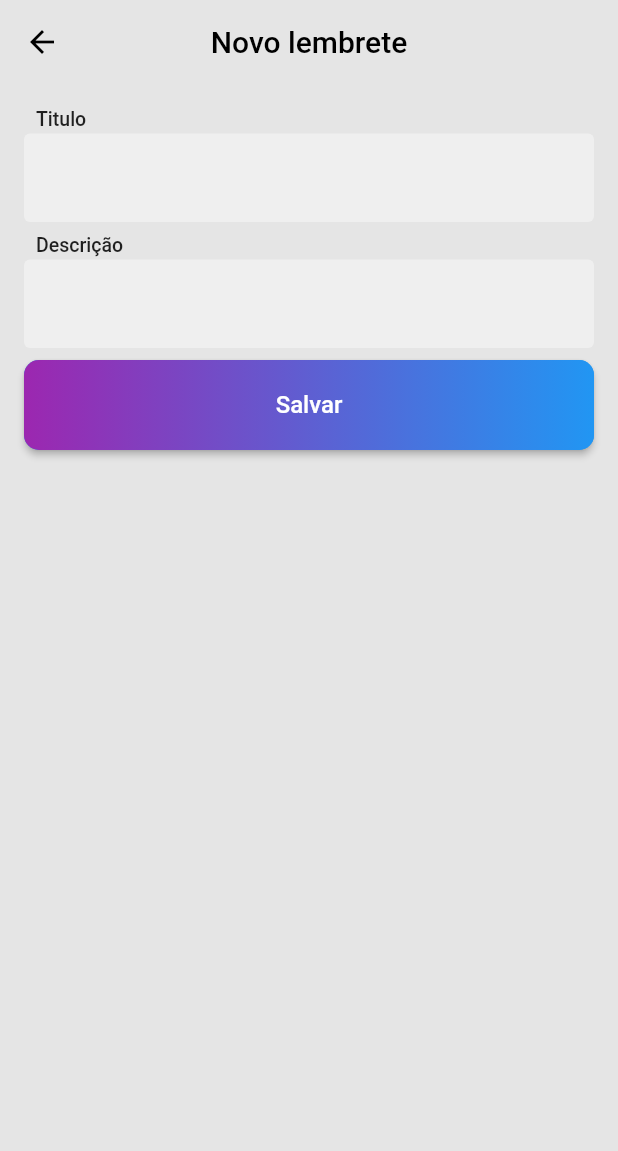
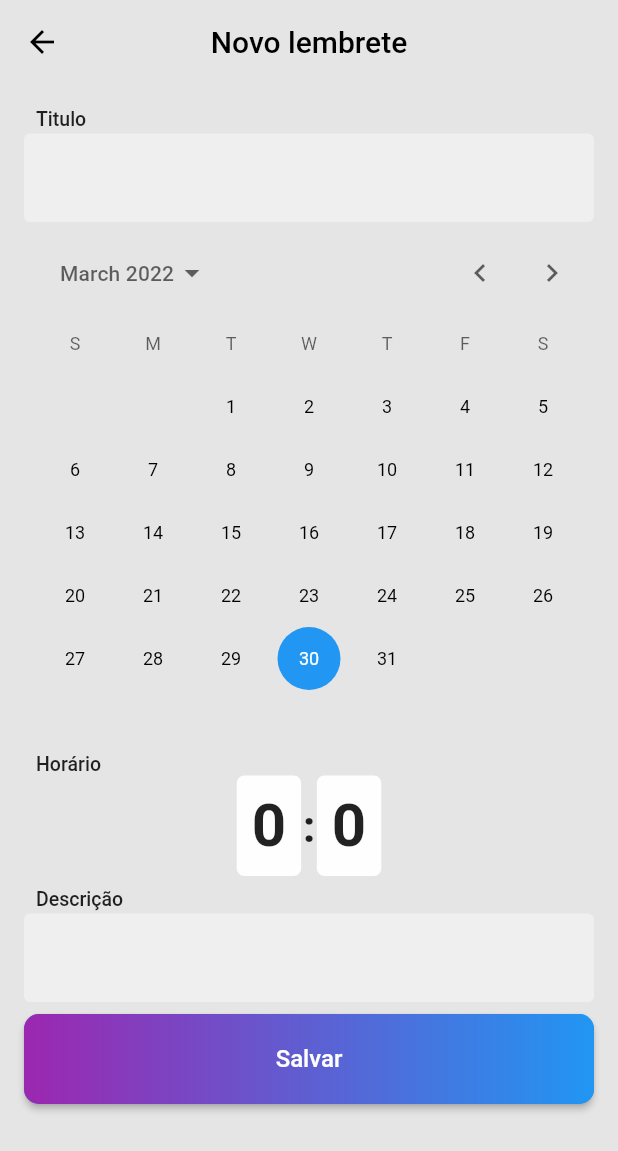
Before and after one commit to JoshGodoyyy/Lembretes, a Flutter app: the screen it shows after launch, after a tap on the "add box" icon, on a phone screen of 412 x 824 dp. Shown: the top 1151 px of the screen. Run offline on Flutter 3.47's test engine with Material 2 defaults, Android fonts, the phone set to English and light mode, and no system bars.

Commit message:
Criacao da tela de novo lembrete

```diff
--- a/lib/pages/homepage.dart
+++ b/lib/pages/homepage.dart
@@ -40,9 +40,13 @@ class HomePage extends StatelessWidget {
               children: const [
                 ListItem(
                   title: 'Titulo',
+                  subtitle:
+                      'Sei lá, tanto faz o que tem escrito aqui... Não importa também',
                 ),
                 ListItem(
                   title: 'Titulo 1',
+                  subtitle:
+                      'Tanto faz 1, não ligo o que tem escrito aqui, só importa se tiver funcionando',
                 ),
               ],
             ),
--- a/lib/pages/newtodo.dart
+++ b/lib/pages/newtodo.dart
@@ -8,6 +8,8 @@ class NewTodo extends StatefulWidget {
 }
 
 class _NewTodoState extends State<NewTodo> {
+  TimeOfDay? time = const TimeOfDay(hour: 0, minute: 0);
+  DateTime? date = DateTime.now();
   @override
   Widget build(BuildContext context) {
     return Scaffold(
@@ -30,6 +32,79 @@ class _NewTodoState extends State<NewTodo> {
           crossAxisAlignment: CrossAxisAlignment.stretch,
           children: [
             buildText('Titulo'),
+            const SizedBox(height: 8),
+            CalendarDatePicker(
+              initialDate: DateTime.now(),
+              firstDate: DateTime(2022),
+              lastDate: DateTime(2050),
+              onDateChanged: (newDate) {
+                date = newDate;
+              },
+            ),
+            const Padding(
+              padding: EdgeInsets.only(left: 8.0),
+              child: Text(
+                'Horário',
+                style: TextStyle(
+                  fontSize: 13,
+                  fontWeight: FontWeight.w500,
+                ),
+              ),
+            ),
+            GestureDetector(
+              onTap: () async {
+                TimeOfDay? newTime = await showTimePicker(
+                  context: context,
+                  initialTime: TimeOfDay.now(),
+                );
+                setState(() {
+                  if (newTime != null) time = newTime;
+                });
+              },
+              child: Row(
+                mainAxisAlignment: MainAxisAlignment.center,
+                children: [
+                  Container(
+                    padding: const EdgeInsets.all(10),
+                    decoration: BoxDecoration(
+                      borderRadius: BorderRadius.circular(5),
+                      color: const Color(0xfffefefe),
+                    ),
+                    child: Center(
+                      child: Text(
+                        time!.hour.toString(),
+                        style: const TextStyle(
+                            fontSize: 40, fontWeight: FontWeight.w600),
+                      ),
+                    ),
+                  ),
+                  Container(
+                    padding: const EdgeInsets.symmetric(horizontal: 1),
+                    child: const Text(
+                      ':',
+                      style:
+                          TextStyle(fontSize: 30, fontWeight: FontWeight.w600),
+                    ),
+                  ),
+                  Container(
+                    padding: const EdgeInsets.all(10),
+                    decoration: BoxDecoration(
+                      borderRadius: BorderRadius.circular(5),
+                      color: const Color(0xfffefefe),
+                    ),
+                    child: Center(
+                      child: Text(
+                        time!.minute.toString(),
+                        style: const TextStyle(
+                          fontSize: 40,
+                          fontWeight: FontWeight.w600,
+                        ),
+                      ),
+                    ),
+                  ),
+                ],
+              ),
+            ),
             const SizedBox(height: 8),
             buildText('Descrição'),
             const SizedBox(height: 8),
@@ -58,7 +133,7 @@ class _NewTodoState extends State<NewTodo> {
                   ),
                 ),
               ),
-            ),
+            )
           ],
         ),
       ),
--- a/lib/widgets/listitem.dart
+++ b/lib/widgets/listitem.dart
@@ -1,11 +1,17 @@
 import 'package:flutter/material.dart';
 
 class ListItem extends StatelessWidget {
-  const ListItem({Key? key, required this.title}) : super(key: key);
+  const ListItem({
+    Key? key,
+    required this.title,
+    required this.subtitle,
+  }) : super(key: key);
   final String title;
+  final String subtitle;
   @override
   Widget build(BuildContext context) {
-    return Padding(
+    return GestureDetector(
+      child: Padding(
         padding: const EdgeInsets.symmetric(vertical: 4.0),
         child: Container(
           decoration: BoxDecoration(
@@ -41,7 +47,7 @@ class ListItem extends StatelessWidget {
                       height: 8,
                     ),
                     Text(
-                    'Subtitulo ou descrição... sla tanto faz',
+                      subtitle,
                       style: TextStyle(
                         color: Colors.grey[700],
                         fontSize: 14,
@@ -65,6 +71,7 @@ class ListItem extends StatelessWidget {
             ],
           ),
         ),
+      ),
     );
   }
 }
```
Also changed, not shown: 2 other files. Lines whose indentation alone changed are shown as unchanged.
